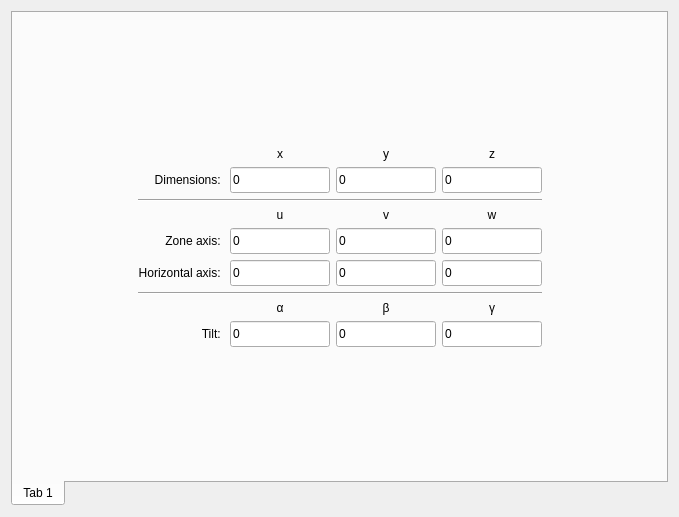
First picture: the form in src/gui/dialogs/settings/frames/cifcreatorframe.ui, repository JJPPeters/clTEM, before the edit.
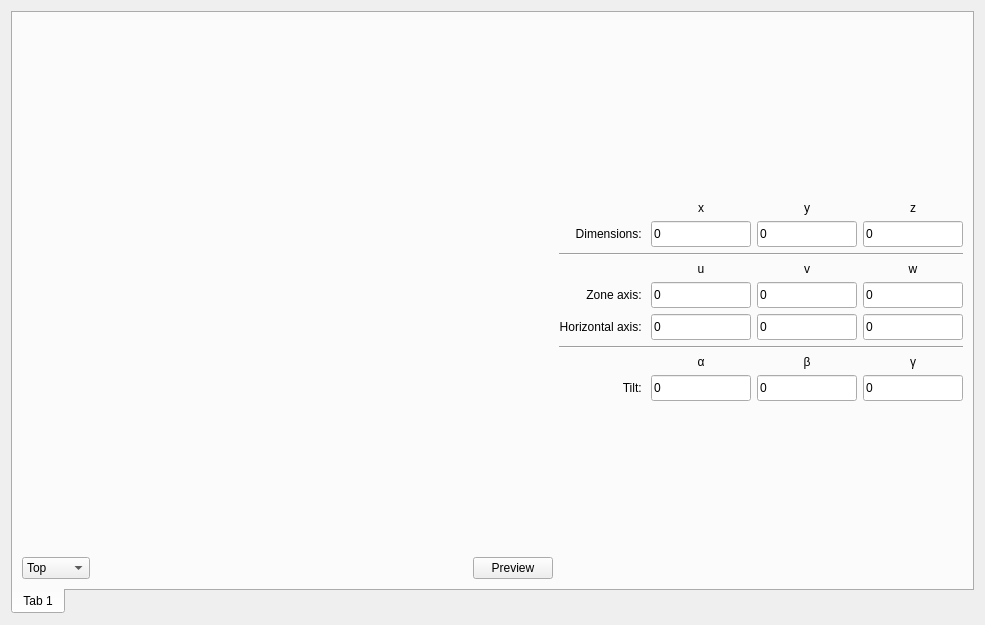
Second picture: the form after the edit. Custom widgets are drawn as their Qt base class.

Commit message: Preview not available when opening cif

Diff of the .ui file:
```diff
--- a/src/gui/dialogs/settings/frames/cifcreatorframe.ui
+++ b/src/gui/dialogs/settings/frames/cifcreatorframe.ui
@@ -6,8 +6,8 @@
    <rect>
     <x>0</x>
     <y>0</y>
-    <width>679</width>
-    <height>517</height>
+    <width>985</width>
+    <height>625</height>
    </rect>
   </property>
   <property name="sizePolicy">
@@ -19,7 +19,7 @@
   <property name="windowTitle">
    <string>Form</string>
   </property>
-  <layout class="QGridLayout" name="gridLayout" rowstretch="0,0,0,0,0,0,0,0,0,0,0,0" columnstretch="0,0,0,0,0,0,0">
+  <layout class="QGridLayout" name="gridLayout" rowstretch="0,0,0,0,0,0,0" columnstretch="0,0">
    <item row="6" column="1">
     <widget class="tabPanel" name="tabWidget">
      <property name="tabPosition">
@@ -32,8 +32,8 @@
       <attribute name="title">
        <string>Tab 1</string>
       </attribute>
-      <layout class="QGridLayout" name="gridLayout_2">
-       <item row="9" column="4">
+      <layout class="QGridLayout" name="gridLayout_2" columnstretch="0,1,0,0,0,0,0">
+       <item row="9" column="5">
         <widget class="EditUnitsBox" name="edtTiltC">
          <property name="minimumSize">
           <size>
@@ -52,7 +52,7 @@
          </property>
         </widget>
        </item>
-       <item row="10" column="3">
+       <item row="10" column="4">
         <spacer name="verticalSpacer">
          <property name="orientation">
           <enum>Qt::Vertical</enum>
@@ -65,7 +65,7 @@
          </property>
         </spacer>
        </item>
-       <item row="9" column="1">
+       <item row="9" column="2">
         <widget class="QLabel" name="label_5">
          <property name="text">
           <string>Tilt: </string>
@@ -75,7 +75,7 @@
          </property>
         </widget>
        </item>
-       <item row="6" column="1">
+       <item row="6" column="2">
         <widget class="QLabel" name="label_3">
          <property name="text">
           <string>Horizontal axis: </string>
@@ -85,28 +85,121 @@
          </property>
         </widget>
        </item>
-       <item row="7" column="1" colspan="4">
-        <widget class="Line" name="line">
-         <property name="orientation">
-          <enum>Qt::Horizontal</enum>
+       <item row="2" column="3">
+        <widget class="EditUnitsBox" name="edtRangeX">
+         <property name="minimumSize">
+          <size>
+           <width>100</width>
+           <height>26</height>
+          </size>
          </property>
+         <property name="maximumSize">
+          <size>
+           <width>100</width>
+           <height>16777215</height>
+          </size>
+         </property>
+         <property name="text">
+          <string>0</string>
+         </property>
         </widget>
        </item>
-       <item row="6" column="0">
-        <spacer name="hSpacer">
+       <item row="2" column="5">
+        <widget class="EditUnitsBox" name="edtRangeZ">
+         <property name="minimumSize">
+          <size>
+           <width>100</width>
+           <height>26</height>
+          </size>
+         </property>
+         <property name="maximumSize">
+          <size>
+           <width>100</width>
+           <height>16777215</height>
+          </size>
+         </property>
+         <property name="text">
+          <string>0</string>
+         </property>
+        </widget>
+       </item>
+       <item row="1" column="5">
+        <widget class="QLabel" name="label_9">
+         <property name="text">
+          <string>z</string>
+         </property>
+         <property name="alignment">
+          <set>Qt::AlignCenter</set>
+         </property>
+        </widget>
+       </item>
+       <item row="3" column="2" colspan="4">
+        <widget class="Line" name="line_2">
          <property name="orientation">
           <enum>Qt::Horizontal</enum>
          </property>
-         <property name="sizeHint" stdset="0">
+        </widget>
+       </item>
+       <item row="5" column="5">
+        <widget class="EditUnitsBox" name="edtZoneW">
+         <property name="minimumSize">
           <size>
-           <width>0</width>
-           <height>20</height>
+           <width>100</width>
+           <height>26</height>
           </size>
          </property>
-        </spacer>
+         <property name="maximumSize">
+          <size>
+           <width>100</width>
+           <height>16777215</height>
+          </size>
+         </property>
+         <property name="text">
+          <string>0</string>
+         </property>
+        </widget>
+       </item>
+       <item row="1" column="3">
+        <widget class="QLabel" name="label_7">
+         <property name="text">
+          <string>x</string>
+         </property>
+         <property name="alignment">
+          <set>Qt::AlignCenter</set>
+         </property>
+        </widget>
+       </item>
+       <item row="6" column="3">
+        <widget class="EditUnitsBox" name="edtZoneA">
+         <property name="minimumSize">
+          <size>
+           <width>100</width>
+           <height>26</height>
+          </size>
+         </property>
+         <property name="maximumSize">
+          <size>
+           <width>100</width>
+           <height>16777215</height>
+          </size>
+         </property>
+         <property name="text">
+          <string>0</string>
+         </property>
+        </widget>
+       </item>
+       <item row="5" column="2">
+        <widget class="QLabel" name="label_1">
+         <property name="text">
+          <string>Zone axis: </string>
+         </property>
+         <property name="alignment">
+          <set>Qt::AlignRight|Qt::AlignTrailing|Qt::AlignVCenter</set>
+         </property>
+        </widget>
        </item>
        <item row="6" column="4">
-        <widget class="EditUnitsBox" name="edtZoneC">
+        <widget class="EditUnitsBox" name="edtZoneB">
          <property name="minimumSize">
           <size>
            <width>100</width>
@@ -124,18 +217,31 @@
          </property>
         </widget>
        </item>
-       <item row="8" column="3">
-        <widget class="QLabel" name="label_14">
+       <item row="6" column="6">
+        <spacer name="hSpacer_2">
+         <property name="orientation">
+          <enum>Qt::Horizontal</enum>
+         </property>
+         <property name="sizeHint" stdset="0">
+          <size>
+           <width>0</width>
+           <height>20</height>
+          </size>
+         </property>
+        </spacer>
+       </item>
+       <item row="4" column="3">
+        <widget class="QLabel" name="label_10">
          <property name="text">
-          <string>β</string>
+          <string>u</string>
          </property>
          <property name="alignment">
           <set>Qt::AlignCenter</set>
          </property>
         </widget>
        </item>
-       <item row="9" column="2">
-        <widget class="EditUnitsBox" name="edtTiltA">
+       <item row="9" column="4">
+        <widget class="EditUnitsBox" name="edtTiltB">
          <property name="minimumSize">
           <size>
            <width>100</width>
@@ -153,7 +259,7 @@
          </property>
         </widget>
        </item>
-       <item row="8" column="4">
+       <item row="8" column="5">
         <widget class="QLabel" name="label_15">
          <property name="text">
           <string>γ</string>
@@ -163,8 +269,8 @@
          </property>
         </widget>
        </item>
-       <item row="9" column="3">
-        <widget class="EditUnitsBox" name="edtTiltB">
+       <item row="5" column="3">
+        <widget class="EditUnitsBox" name="edtZoneU">
          <property name="minimumSize">
           <size>
            <width>100</width>
@@ -182,7 +288,7 @@
          </property>
         </widget>
        </item>
-       <item row="8" column="2">
+       <item row="8" column="3">
         <widget class="QLabel" name="label_13">
          <property name="text">
           <string>α</string>
@@ -192,84 +298,7 @@
          </property>
         </widget>
        </item>
-       <item row="5" column="1">
-        <widget class="QLabel" name="label_1">
-         <property name="text">
-          <string>Zone axis: </string>
-         </property>
-         <property name="alignment">
-          <set>Qt::AlignRight|Qt::AlignTrailing|Qt::AlignVCenter</set>
-         </property>
-        </widget>
-       </item>
-       <item row="5" column="2">
-        <widget class="EditUnitsBox" name="edtZoneU">
-         <property name="minimumSize">
-          <size>
-           <width>100</width>
-           <height>26</height>
-          </size>
-         </property>
-         <property name="maximumSize">
-          <size>
-           <width>100</width>
-           <height>16777215</height>
-          </size>
-         </property>
-         <property name="text">
-          <string>0</string>
-         </property>
-        </widget>
-       </item>
-       <item row="5" column="3">
-        <widget class="EditUnitsBox" name="edtZoneV">
-         <property name="minimumSize">
-          <size>
-           <width>100</width>
-           <height>26</height>
-          </size>
-         </property>
-         <property name="maximumSize">
-          <size>
-           <width>100</width>
-           <height>16777215</height>
-          </size>
-         </property>
-         <property name="text">
-          <string>0</string>
-         </property>
-        </widget>
-       </item>
-       <item row="5" column="4">
-        <widget class="EditUnitsBox" name="edtZoneW">
-         <property name="minimumSize">
-          <size>
-           <width>100</width>
-           <height>26</height>
-          </size>
-         </property>
-         <property name="maximumSize">
-          <size>
-           <width>100</width>
-           <height>16777215</height>
-          </size>
-         </property>
-         <property name="text">
-          <string>0</string>
-         </property>
-        </widget>
-       </item>
-       <item row="4" column="2">
-        <widget class="QLabel" name="label_10">
-         <property name="text">
-          <string>u</string>
-         </property>
-         <property name="alignment">
-          <set>Qt::AlignCenter</set>
-         </property>
-        </widget>
-       </item>
-       <item row="2" column="1">
+       <item row="2" column="2">
         <widget class="QLabel" name="label_6">
          <property name="text">
           <string>Dimensions: </string>
@@ -279,7 +308,39 @@
          </property>
         </widget>
        </item>
-       <item row="2" column="3">
+       <item row="6" column="0">
+        <spacer name="hSpacer">
+         <property name="orientation">
+          <enum>Qt::Horizontal</enum>
+         </property>
+         <property name="sizeHint" stdset="0">
+          <size>
+           <width>0</width>
+           <height>20</height>
+          </size>
+         </property>
+        </spacer>
+       </item>
+       <item row="5" column="4">
+        <widget class="EditUnitsBox" name="edtZoneV">
+         <property name="minimumSize">
+          <size>
+           <width>100</width>
+           <height>26</height>
+          </size>
+         </property>
+         <property name="maximumSize">
+          <size>
+           <width>100</width>
+           <height>16777215</height>
+          </size>
+         </property>
+         <property name="text">
+          <string>0</string>
+         </property>
+        </widget>
+       </item>
+       <item row="2" column="4">
         <widget class="EditUnitsBox" name="edtRangeY">
          <property name="minimumSize">
           <size>
@@ -298,7 +359,7 @@
          </property>
         </widget>
        </item>
-       <item row="4" column="3">
+       <item row="4" column="4">
         <widget class="QLabel" name="label_11">
          <property name="text">
           <string>v</string>
@@ -308,7 +369,7 @@
          </property>
         </widget>
        </item>
-       <item row="4" column="4">
+       <item row="4" column="5">
         <widget class="QLabel" name="label_12">
          <property name="text">
           <string>w</string>
@@ -318,8 +379,8 @@
          </property>
         </widget>
        </item>
-       <item row="2" column="2">
-        <widget class="EditUnitsBox" name="edtRangeX">
+       <item row="9" column="3">
+        <widget class="EditUnitsBox" name="edtTiltA">
          <property name="minimumSize">
           <size>
            <width>100</width>
@@ -337,17 +398,7 @@
          </property>
         </widget>
        </item>
-       <item row="1" column="2">
-        <widget class="QLabel" name="label_7">
-         <property name="text">
-          <string>x</string>
-         </property>
-         <property name="alignment">
-          <set>Qt::AlignCenter</set>
-         </property>
-        </widget>
-       </item>
-       <item row="1" column="3">
+       <item row="1" column="4">
         <widget class="QLabel" name="label_8">
          <property name="text">
           <string>y</string>
@@ -357,94 +408,7 @@
          </property>
         </widget>
        </item>
-       <item row="2" column="4">
-        <widget class="EditUnitsBox" name="edtRangeZ">
-         <property name="minimumSize">
-          <size>
-           <width>100</width>
-           <height>26</height>
-          </size>
-         </property>
-         <property name="maximumSize">
-          <size>
-           <width>100</width>
-           <height>16777215</height>
-          </size>
-         </property>
-         <property name="text">
-          <string>0</string>
-         </property>
-        </widget>
-       </item>
-       <item row="6" column="3">
-        <widget class="EditUnitsBox" name="edtZoneB">
-         <property name="minimumSize">
-          <size>
-           <width>100</width>
-           <height>26</height>
-          </size>
-         </property>
-         <property name="maximumSize">
-          <size>
-           <width>100</width>
-           <height>16777215</height>
-          </size>
-         </property>
-         <property name="text">
-          <string>0</string>
-         </property>
-        </widget>
-       </item>
-       <item row="1" column="4">
-        <widget class="QLabel" name="label_9">
-         <property name="text">
-          <string>z</string>
-         </property>
-         <property name="alignment">
-          <set>Qt::AlignCenter</set>
-         </property>
-        </widget>
-       </item>
-       <item row="6" column="5">
-        <spacer name="hSpacer_2">
-         <property name="orientation">
-          <enum>Qt::Horizontal</enum>
-         </property>
-         <property name="sizeHint" stdset="0">
-          <size>
-           <width>0</width>
-           <height>20</height>
-          </size>
-         </property>
-        </spacer>
-       </item>
-       <item row="6" column="2">
-        <widget class="EditUnitsBox" name="edtZoneA">
-         <property name="minimumSize">
-          <size>
-           <width>100</width>
-           <height>26</height>
-          </size>
-         </property>
-         <property name="maximumSize">
-          <size>
-           <width>100</width>
-           <height>16777215</height>
-          </size>
-         </property>
-         <property name="text">
-          <string>0</string>
-         </property>
-        </widget>
-       </item>
-       <item row="3" column="1" colspan="4">
-        <widget class="Line" name="line_2">
-         <property name="orientation">
-          <enum>Qt::Horizontal</enum>
-         </property>
-        </widget>
-       </item>
-       <item row="0" column="3">
+       <item row="0" column="4">
         <spacer name="verticalSpacer_2">
          <property name="orientation">
           <enum>Qt::Vertical</enum>
@@ -457,6 +421,110 @@
          </property>
         </spacer>
        </item>
+       <item row="6" column="5">
+        <widget class="EditUnitsBox" name="edtZoneC">
+         <property name="minimumSize">
+          <size>
+           <width>100</width>
+           <height>26</height>
+          </size>
+         </property>
+         <property name="maximumSize">
+          <size>
+           <width>100</width>
+           <height>16777215</height>
+          </size>
+         </property>
+         <property name="text">
+          <string>0</string>
+         </property>
+        </widget>
+       </item>
+       <item row="8" column="4">
+        <widget class="QLabel" name="label_14">
+         <property name="text">
+          <string>β</string>
+         </property>
+         <property name="alignment">
+          <set>Qt::AlignCenter</set>
+         </property>
+        </widget>
+       </item>
+       <item row="7" column="2" colspan="4">
+        <widget class="Line" name="line">
+         <property name="orientation">
+          <enum>Qt::Horizontal</enum>
+         </property>
+        </widget>
+       </item>
+       <item row="0" column="1" rowspan="11">
+        <layout class="QVBoxLayout" name="vLayoutLeft" stretch="1,0">
+         <item>
+          <layout class="QHBoxLayout" name="hPlotLayout"/>
+         </item>
+         <item>
+          <layout class="QHBoxLayout" name="horizontalLayout">
+           <item>
+            <widget class="QComboBox" name="cmbViewDirection">
+             <property name="currentIndex">
+              <number>0</number>
+             </property>
+             <item>
+              <property name="text">
+               <string>Top</string>
+              </property>
+             </item>
+             <item>
+              <property name="text">
+               <string>Front</string>
+              </property>
+             </item>
+             <item>
+              <property name="text">
+               <string>Right</string>
+              </property>
+             </item>
+             <item>
+              <property name="text">
+               <string>Bottom</string>
+              </property>
+             </item>
+             <item>
+              <property name="text">
+               <string>Back</string>
+              </property>
+             </item>
+             <item>
+              <property name="text">
+               <string>Left</string>
+              </property>
+             </item>
+            </widget>
+           </item>
+           <item>
+            <spacer name="horizontalSpacer">
+             <property name="orientation">
+              <enum>Qt::Horizontal</enum>
+             </property>
+             <property name="sizeHint" stdset="0">
+              <size>
+               <width>40</width>
+               <height>20</height>
+              </size>
+             </property>
+            </spacer>
+           </item>
+           <item>
+            <widget class="QPushButton" name="btnPreview">
+             <property name="text">
+              <string>Preview</string>
+             </property>
+            </widget>
+           </item>
+          </layout>
+         </item>
+        </layout>
+       </item>
       </layout>
      </widget>
     </widget>
```
The commit also changes 13 other files.
